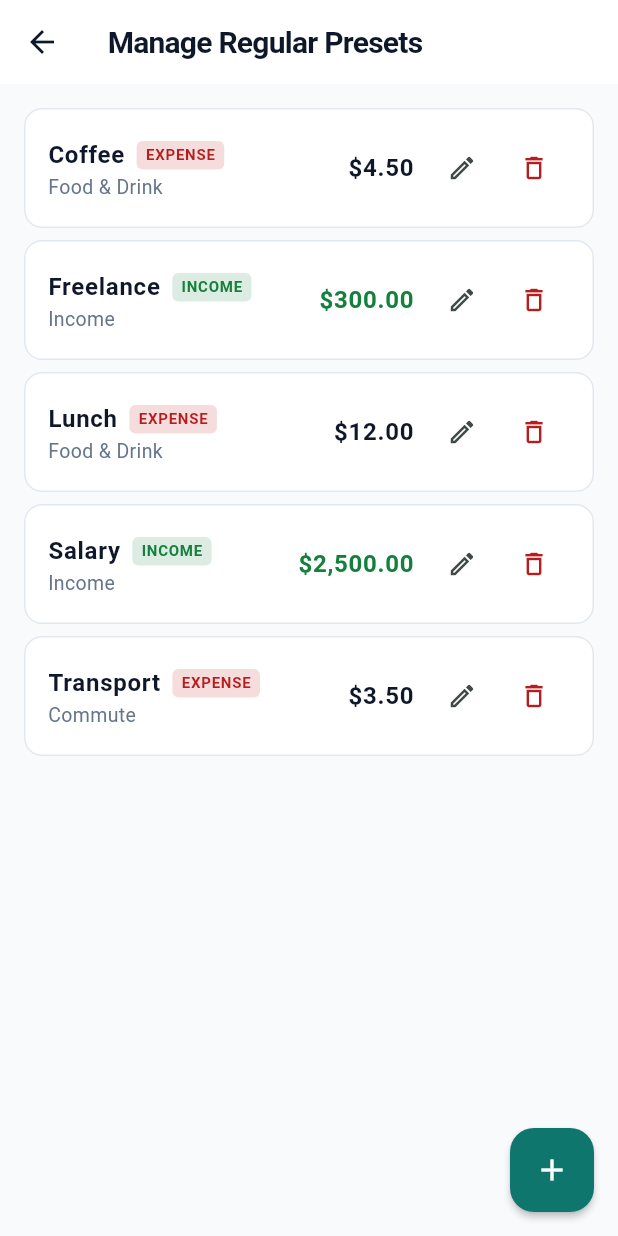
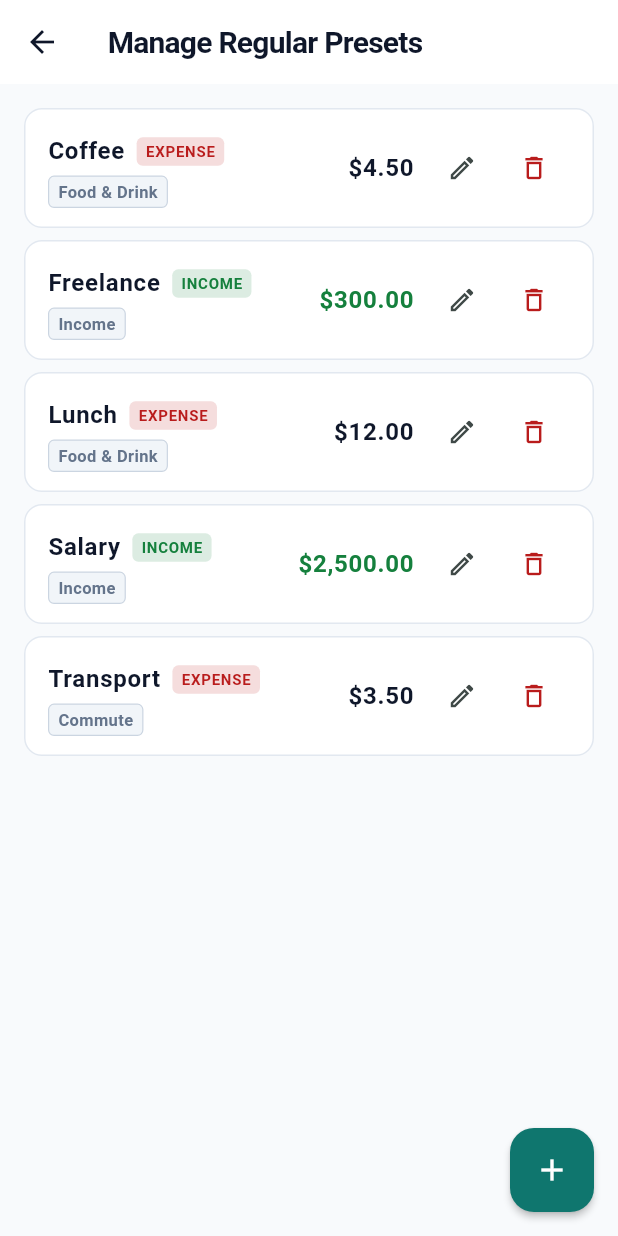
Before and after one commit to khademul-menaliam/expence_calculate_mobile_app, a Flutter app: the PresetManagementScreen screen opened directly, on a phone screen of 412 x 824 dp. Run offline on Flutter 3.47's test engine with Material 3 defaults, Android fonts, the phone set to English and light mode, and no system bars; our stand-ins replace drift, flutter_riverpod; accounts and stored records are empty; generated files the repository leaves out were written again.

Commit message:
feat: add expense home screen, preset management dialog, and quick add popup

```diff
--- a/lib/screens/expenses/preset_management_dialog.dart
+++ b/lib/screens/expenses/preset_management_dialog.dart
@@ -91,9 +91,28 @@ class PresetManagementScreen extends ConsumerWidget {
                       ),
                     ],
                   ),
-                  subtitle: Text(
-                    preset.category,
-                    style: const TextStyle(color: AppTheme.textSecondary, fontSize: 13),
+                  subtitle: Padding(
+                    padding: const EdgeInsets.only(top: 4),
+                    child: Row(
+                      children: [
+                        Container(
+                          padding: const EdgeInsets.symmetric(horizontal: 6, vertical: 2),
+                          decoration: BoxDecoration(
+                            color: const Color(0xFFF1F5F9),
+                            borderRadius: BorderRadius.circular(4),
+                            border: Border.all(color: const Color(0xFFCBD5E1), width: 0.8),
+                          ),
+                          child: Text(
+                            preset.category,
+                            style: const TextStyle(
+                              fontSize: 11,
+                              color: AppTheme.textSecondary,
+                              fontWeight: FontWeight.w600,
+                            ),
+                          ),
+                        ),
+                      ],
+                    ),
                   ),
                   trailing: Row(
                     mainAxisSize: MainAxisSize.min,
```
Also changed, not shown: lib/screens/expenses/expense_home_screen.dart (+22 -5 lines), lib/screens/expenses/quick_add_popup.dart (+16 -4 lines).
